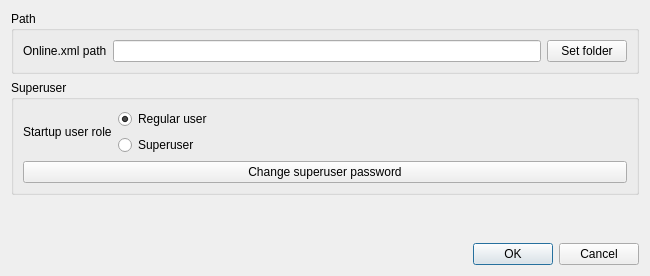
This is uis/settings.ui in yamedvedya/online_editor as Qt 5 draws it before an edit. The edited form follows.
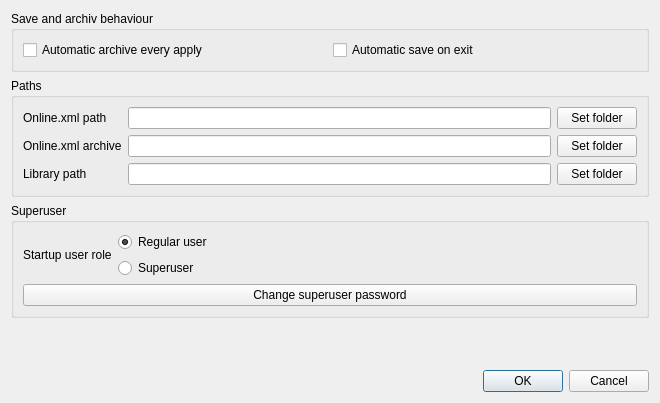
This is the edited form.

Patch:
```diff
--- a/uis/settings.ui
+++ b/uis/settings.ui
@@ -6,8 +6,8 @@
    <rect>
     <x>0</x>
     <y>0</y>
-    <width>650</width>
-    <height>276</height>
+    <width>660</width>
+    <height>403</height>
    </rect>
   </property>
   <property name="minimumSize">
@@ -23,19 +23,38 @@
    <locale language="English" country="UnitedStates"/>
   </property>
   <layout class="QVBoxLayout" name="verticalLayout">
+   <item>
+    <widget class="QGroupBox" name="groupBox_3">
+     <property name="title">
+      <string>Save and archiv behaviour</string>
+     </property>
+     <layout class="QGridLayout" name="gridLayout_3">
+      <item row="0" column="1">
+       <widget class="QCheckBox" name="chk_auto_archive">
+        <property name="text">
+         <string>Automatic archive every apply</string>
+        </property>
+       </widget>
+      </item>
+      <item row="0" column="2">
+       <widget class="QCheckBox" name="chk_auto_save">
+        <property name="enabled">
+         <bool>true</bool>
+        </property>
+        <property name="text">
+         <string>Automatic save on exit</string>
+        </property>
+       </widget>
+      </item>
+     </layout>
+    </widget>
+   </item>
    <item>
     <widget class="QGroupBox" name="groupBox">
      <property name="title">
-      <string>Path</string>
+      <string>Paths</string>
      </property>
      <layout class="QGridLayout" name="gridLayout">
-      <item row="0" column="2">
-       <widget class="QPushButton" name="cmd_online_path">
-        <property name="text">
-         <string>Set folder</string>
-        </property>
-       </widget>
-      </item>
       <item row="0" column="0">
        <widget class="QLabel" name="label_2">
         <property name="text">
@@ -46,6 +65,47 @@
       <item row="0" column="1">
        <widget class="QLineEdit" name="le_online_path"/>
       </item>
+      <item row="0" column="2">
+       <widget class="QPushButton" name="cmd_online_path">
+        <property name="text">
+         <string>Set folder</string>
+        </property>
+       </widget>
+      </item>
+      <item row="1" column="0">
+       <widget class="QLabel" name="label_3">
+        <property name="text">
+         <string>Online.xml archive</string>
+        </property>
+       </widget>
+      </item>
+      <item row="2" column="0">
+       <widget class="QLabel" name="label_5">
+        <property name="text">
+         <string>Library path</string>
+        </property>
+       </widget>
+      </item>
+      <item row="1" column="1">
+       <widget class="QLineEdit" name="le_archive_path"/>
+      </item>
+      <item row="2" column="1">
+       <widget class="QLineEdit" name="le_library_path"/>
+      </item>
+      <item row="1" column="2">
+       <widget class="QPushButton" name="cmd_archive_path">
+        <property name="text">
+         <string>Set folder</string>
+        </property>
+       </widget>
+      </item>
+      <item row="2" column="2">
+       <widget class="QPushButton" name="cmd_library_path">
+        <property name="text">
+         <string>Set folder</string>
+        </property>
+       </widget>
+      </item>
      </layout>
     </widget>
    </item>
```
